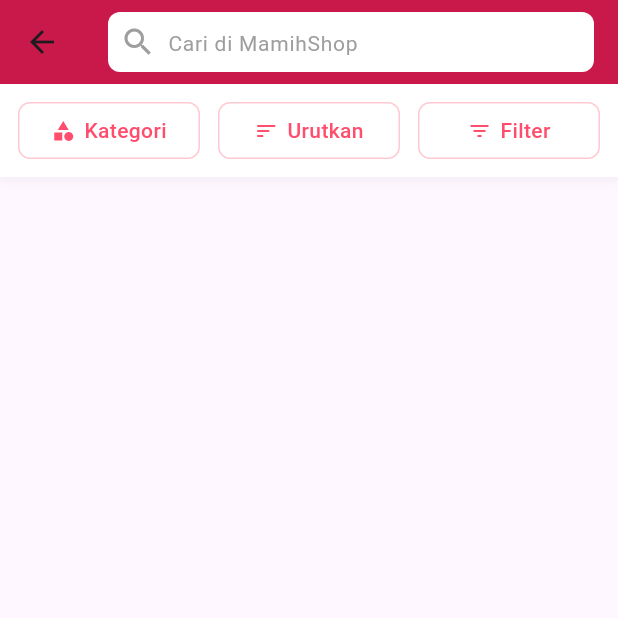
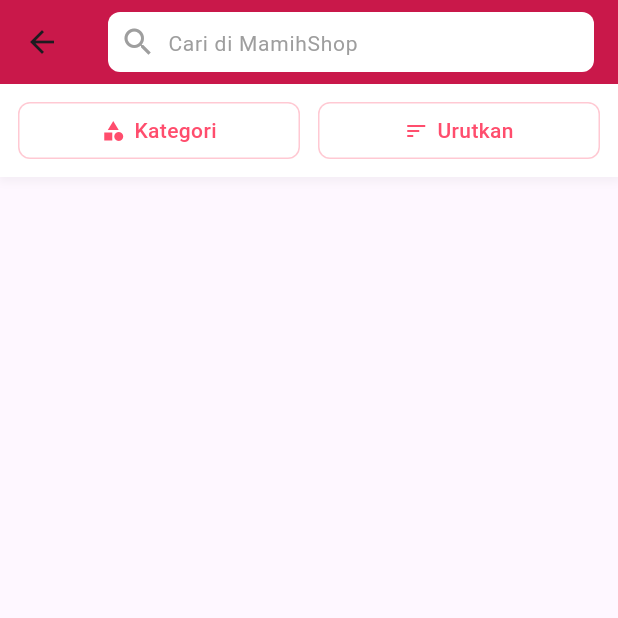
Before and after one commit to AndhikaF29/Mamihshop, a Flutter app: the FindScreen screen opened directly, on a phone screen of 412 x 824 dp, the top half of it. Run offline on Flutter 3.47's test engine with Material 3 defaults, Android fonts, the phone set to English and light mode, and no system bars; our stand-ins replace cloud_firestore, firebase_auth, firebase_core, flutter_map, geocoding, geolocator and 3 more; accounts and stored records are empty.

Commit message:
Refactor FindScreen and HomePage: implement category selection and remove unused elements

```diff
--- a/lib/pages/users/find_screen.dart
+++ b/lib/pages/users/find_screen.dart
@@ -18,6 +18,21 @@ class _FindScreenState extends State<FindScreen> {
   final FirebaseAuth _auth = FirebaseAuth.instance;
   static const Color primaryColor = Color(0xFFC9184A);
   static const Color secondaryColor = Color(0xFFFF4D6D);
+
+  @override
+  void initState() {
+    super.initState();
+    // Ambil kategori dari arguments
+    WidgetsBinding.instance.addPostFrameCallback((_) {
+      final String? selectedCategory =
+          ModalRoute.of(context)?.settings.arguments as String?;
+      if (selectedCategory != null && selectedCategory != 'Semua') {
+        setState(() {
+          _selectedCategory = selectedCategory;
+        });
+      }
+    });
+  }
 
   @override
   Widget build(BuildContext context) {
@@ -100,12 +115,6 @@ class _FindScreenState extends State<FindScreen> {
             "Urutkan",
             Icons.sort,
             () => _showSortDialog(),
-          ),
-          const SizedBox(width: 12),
-          _buildFilterButton(
-            "Filter",
-            Icons.filter_list,
-            () => _showFilterDialog(),
           ),
         ],
       ),
```
Also changed, not shown: lib/pages/users/home_page.dart (+22 -12 lines).
